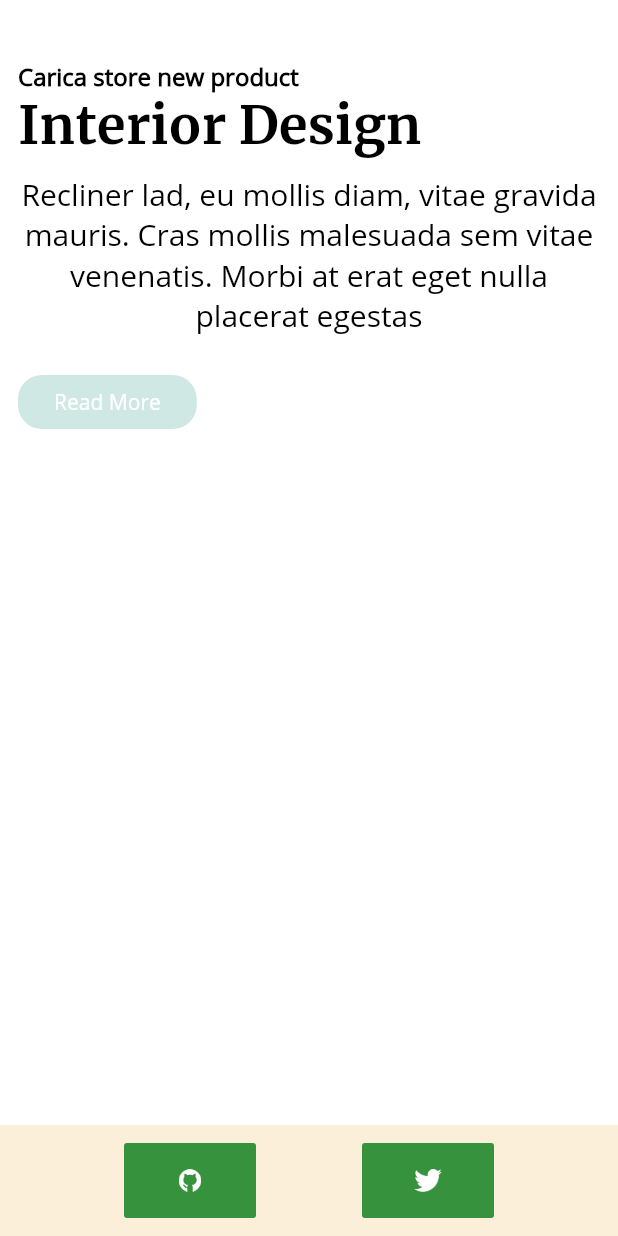
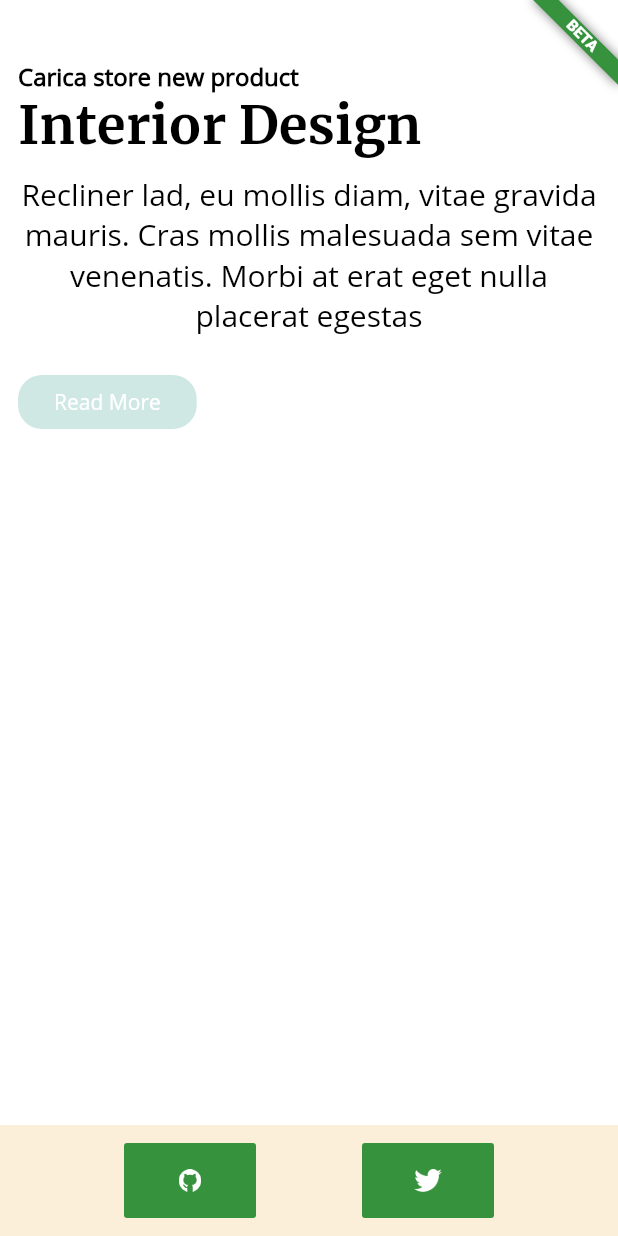
Before and after one commit to samuelematias/Formpad, a Flutter app: the screen it shows after launch, on a phone screen of 412 x 824 dp. Run offline on Flutter 3.47's test engine with Material 2 defaults, Android fonts, the phone set to English and light mode, and no system bars.

Commit message:
improving LandingPage

```diff
--- a/lib/src/ui/landing/landing_page.dart
+++ b/lib/src/ui/landing/landing_page.dart
@@ -7,10 +7,10 @@ class LandingPage extends StatelessWidget {
   @override
   Widget build(BuildContext context) {
     return Scaffold(
-      backgroundColor: Colors.white,
+      backgroundColor: ColorTheme.white,
       body: ResponsiveLayout(
         largeChild: Stack(
-          children: [
+          children: <Widget>[
             Align(
               alignment: Alignment.bottomRight,
               child: Container(
@@ -21,15 +21,24 @@ class LandingPage extends StatelessWidget {
                 ),
               ).paddingAll(Space.conifer),
             ),
-            Positioned(
-              right: 0.0,
-              child: Beta(),
-            ),
+            _betaBanner(),
             BodyLarge(),
           ],
         ),
-        smallChild: BodySmall(),
+        smallChild: Stack(
+          children: <Widget>[
+            _betaBanner(),
+            BodySmall(),
+          ],
+        ),
       ),
     );
   }
+
+  Widget _betaBanner() {
+    return Positioned(
+      right: 0.0,
+      child: Beta(),
+    );
+  }
 }
```
